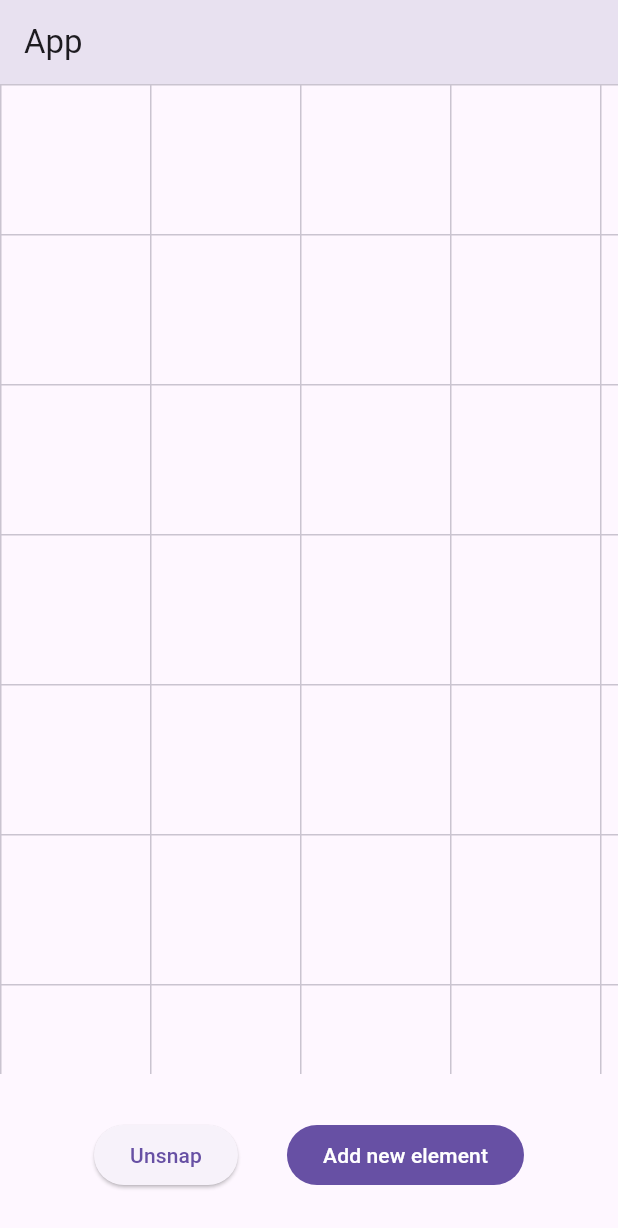
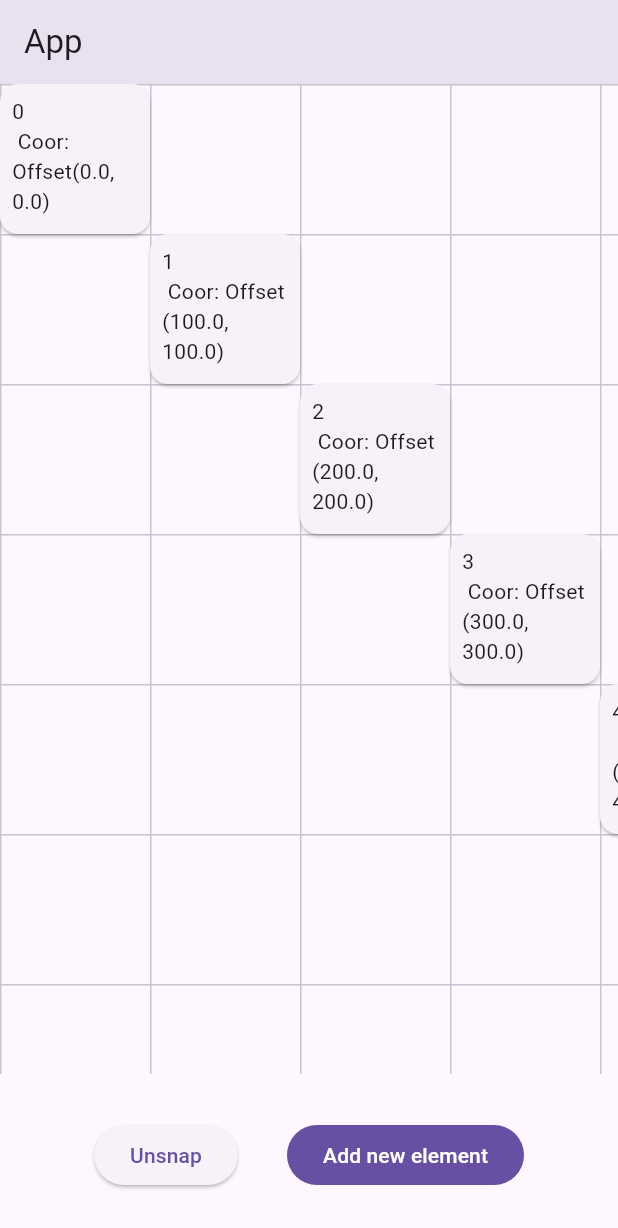
Before and after one commit to definev/widget_canvas, a Flutter app: the screen it shows after launch, on a phone screen of 412 x 824 dp. Shown: the top 1228 px of the screen. Run offline on Flutter 3.47's test engine with Material 3 defaults, Android fonts, the phone set to English and light mode, and no system bars.

Commit message:
update example

```diff
--- a/example/lib/main.dart
+++ b/example/lib/main.dart
@@ -33,7 +33,13 @@ class _HomeViewState extends State<HomeView> {
     super.initState();
     elements.value = WidgetCanvasElements.fromList(
       [
-        for (int i = 0; i < 10; i += 1) CanvasElement(Offset(i * 100, i * 100), id: i, data: i),
+        for (int i = 0; i < 10; i += 1)
+          CanvasElement(
+            Offset(i * 100, i * 100),
+            size: ValueNotifier(const Size(100, 100)),
+            id: i,
+            data: i,
+          ),
       ],
     );
     elements.addListener(() => setState(() {}));
@@ -62,7 +68,7 @@ class _HomeViewState extends State<HomeView> {
                 elements: elements.value,
                 builder: (context, element) => ListenableBuilder(
                   listenable: snap,
-                  builder: (context, __) => MovableCanvasElement<int>(
+                  builder: (context, __) => MovableCanvasElementWidget<int>(
                     element,
                     snap: snap.value,
                     elements: elements.value,
```
